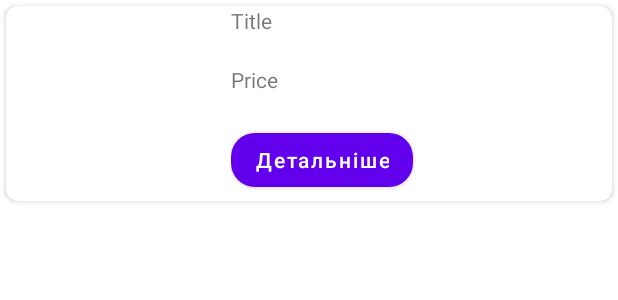
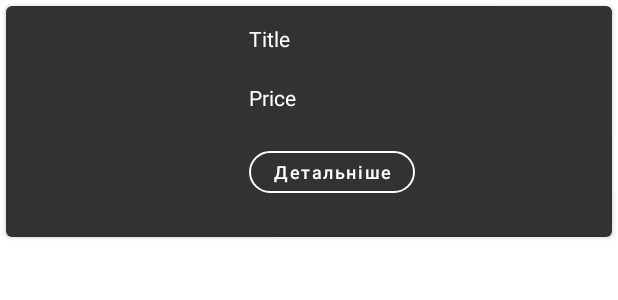
Before and after one commit to Yulia2120/NumismatistApp, an Android app: the layout card_item.xml on its own in the app's theme, with its tools: preview values and no code run, on a phone screen of 412 x 824 dp. Shown: the top 300 px of the screen. Run offline under Robolectric (Android 15) with nearby library versions, the phone set to English and light mode, and no system bars.

Commit message:
change colorStyle

```diff
--- a/app/src/main/java/com/obushko/numismatistapp/MainActivity.java
+++ b/app/src/main/java/com/obushko/numismatistapp/MainActivity.java
@@ -18,8 +18,6 @@ import java.util.ArrayList;
 public class MainActivity extends AppCompatActivity {
 
     private Document doc;
-    private Thread secondThread;
-    private Runnable runnable;
     private ArrayList<ListItem> listItems;
     private RecyclerView recyclerView;
     private ListAdapter listAdapter;
@@ -37,13 +35,13 @@ public class MainActivity extends AppCompatActivity {
         recyclerView.setLayoutManager(new LinearLayoutManager(this));
         listItems = new ArrayList<>();
 
-        runnable = new Runnable() {
+        Runnable runnable = new Runnable() {
             @Override
             public void run() {
                 getWeb();
             }
         };
-        secondThread = new Thread(runnable);
+        Thread secondThread = new Thread(runnable);
         secondThread.start();
     }
 
--- a/app/src/main/res/layout/activity_main.xml
+++ b/app/src/main/res/layout/activity_main.xml
@@ -13,6 +13,7 @@
         android:layout_height="match_parent"
         android:padding="8dp"
         android:scrollbars="vertical"
+        android:background="@color/back"
         app:layout_constraintBottom_toBottomOf="parent"
         app:layout_constraintEnd_toEndOf="parent"
         app:layout_constraintStart_toStartOf="parent"
--- a/app/src/main/res/layout/card_item.xml
+++ b/app/src/main/res/layout/card_item.xml
@@ -4,13 +4,13 @@
     android:layout_height="wrap_content"
     xmlns:app="http://schemas.android.com/apk/res-auto"
     android:layout_margin="4dp"
-    app:cardCornerRadius="8dp">
-
-
+    app:cardCornerRadius="4dp">
 
     <LinearLayout
         android:layout_width="match_parent"
-        android:layout_height="wrap_content">
+        android:layout_height="wrap_content"
+        android:background="@color/back_card"
+        android:padding="12dp">
 
         <ImageView
             android:id="@+id/imageView"
@@ -30,6 +30,7 @@
             android:id="@+id/textViewTitle"
             android:layout_width="wrap_content"
             android:layout_height="wrap_content"
+            android:textColor="@color/white"
             android:layout_marginBottom="20dp"
             android:text="Title"/>
 
@@ -37,16 +38,21 @@
             android:id="@+id/textViewPrice"
             android:layout_width="wrap_content"
             android:layout_height="wrap_content"
+            android:textColor="@color/white"
             android:layout_marginBottom="20dp"
             android:text="Price"/>
 
         <Button
             android:id="@+id/buttonText"
+            style="?attr/materialButtonOutlinedStyle"
             android:layout_width="wrap_content"
-            android:layout_height="wrap_content"
+            android:layout_height="40dp"
             android:text="Детальніше"
             android:textAllCaps="false"
-            app:cornerRadius="16dp" />
+            android:textColor="@color/white"
+            android:textSize="12sp"
+            app:cornerRadius="16dp"
+            app:strokeColor="#ffffff" />
     </LinearLayout>
 
     </LinearLayout>
--- a/app/src/main/res/values/colors.xml
+++ b/app/src/main/res/values/colors.xml
@@ -7,4 +7,6 @@
     <color name="teal_700">#FF018786</color>
     <color name="black">#FF000000</color>
     <color name="white">#FFFFFFFF</color>
+    <color name="back">#222222</color>
+    <color name="back_card">#323232</color>
 </resources>
--- a/app/src/main/res/values/strings.xml
+++ b/app/src/main/res/values/strings.xml
@@ -1,3 +1,3 @@
 <resources>
-    <string name="app_name">NumismatistApp</string>
+    <string name="app_name"> Нумізматична продукція НБУ</string>
 </resources>
--- a/app/src/main/res/values/themes.xml
+++ b/app/src/main/res/values/themes.xml
@@ -2,7 +2,7 @@
     <!-- Base application theme. -->
     <style name="Theme.NumismatistApp" parent="Theme.MaterialComponents.DayNight.DarkActionBar">
         <!-- Primary brand color. -->
-        <item name="colorPrimary">@color/purple_500</item>
+        <item name="colorPrimary">@color/back</item>
         <item name="colorPrimaryVariant">@color/purple_700</item>
         <item name="colorOnPrimary">@color/white</item>
         <!-- Secondary brand color. -->
```
